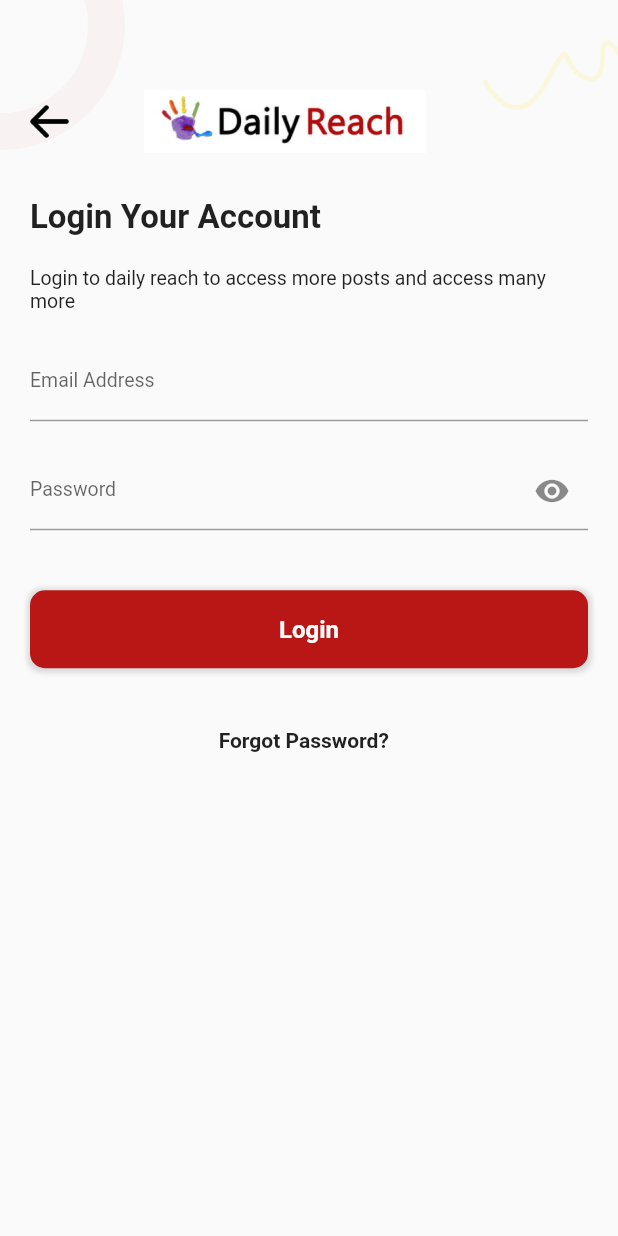
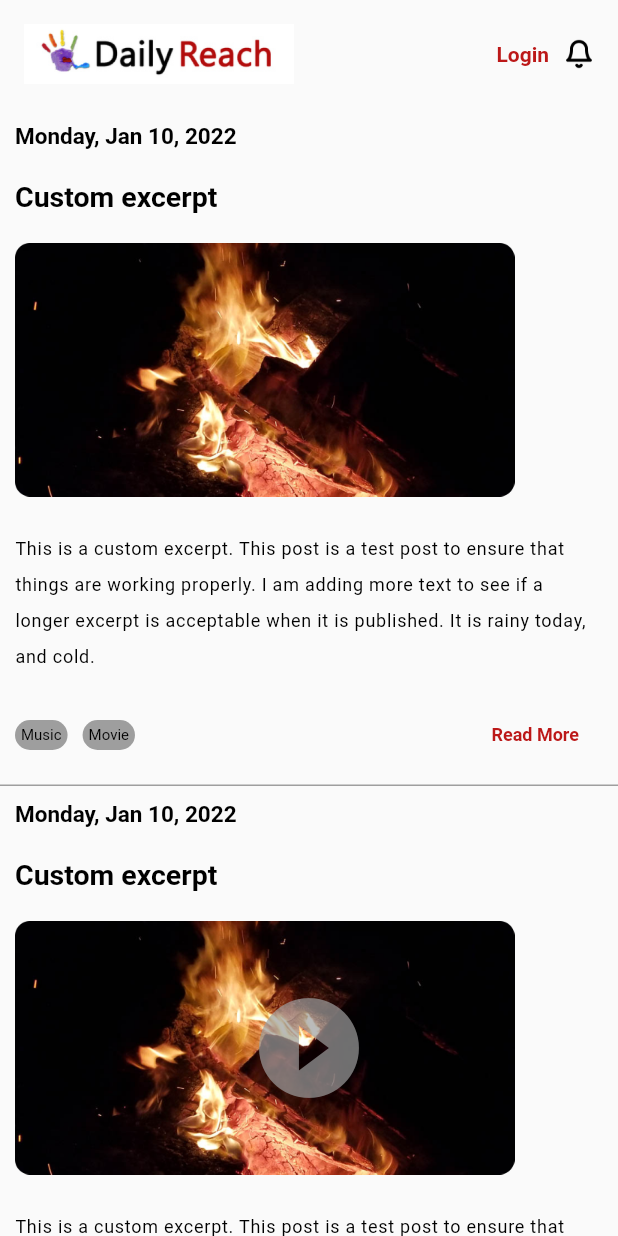
Before and after one commit to abhimanyu-worksdelight/daily_reach, a Flutter app: the screen it shows after launch, on a phone screen of 412 x 824 dp. Run offline on Flutter 3.47's test engine with Material 2 defaults, Android fonts, the phone set to English and light mode, and no system bars; our stand-ins replace flutter_svg; Roboto replaces fonts that are missing (assets/fonts/segui.TTf).

Commit message:
FeedPage

```diff
--- /dev/null
+++ b/lib/Feed.dart
@@ -0,0 +1,214 @@
+import 'package:flutter/cupertino.dart';
+import 'package:flutter/material.dart';
+
+import 'main.dart';
+
+class Feed extends StatefulWidget {
+  @override
+  State<Feed> createState() {
+    return _Feed();
+  }
+}
+
+class _Feed extends State<Feed> {
+  @override
+  Widget build(BuildContext context) {
+    return Scaffold(
+        body: Column(
+      children: [
+        Padding(
+          padding: const EdgeInsets.all(16),
+          child: Row(
+            mainAxisAlignment: MainAxisAlignment.spaceBetween,
+            children: [
+              Image.asset(
+                "assets/images/daily.png",
+                width: 180,
+                height: 40,
+              ),
+              Row(
+                mainAxisSize: MainAxisSize.min,
+                children: [
+                  Text("Login",
+                      style: TextStyle(
+                        fontSize: 14,
+                        color: Color.fromARGB(233, 182, 3, 3),
+                        fontWeight: FontWeight.w600,
+                      )),
+                  SizedBox(
+                    width: 10,
+                  ),
+                  Image.asset(
+                    "assets/images/bell.png",
+                    width: 20,
+                    height: 20,
+                  ),
+                ],
+              ),
+            ],
+          ),
+        ),
+        Expanded(
+          flex: 1,
+          child: ListView.separated(
+            itemCount: 5,
+            itemBuilder: (context, index) {
+              return Column(
+                mainAxisSize: MainAxisSize.min,
+                children: [
+                  Container(
+                      padding: const EdgeInsets.all(10),
+                      width: MediaQuery.of(context).size.width,
+                      child: Text(
+                        "Monday, Jan 10, 2022",
+                        style: TextStyle(
+                            fontWeight: FontWeight.w600,
+                            fontSize: 15,
+                            fontFamily: "assets/fonts/segui.TTf",
+                            color: Colors.black),
+                      )),
+                  Container(
+                      padding: const EdgeInsets.all(10),
+                      width: MediaQuery.of(context).size.width,
+                      child: Text(
+                        "Custom excerpt",
+                        style: TextStyle(
+                            fontWeight: FontWeight.w700,
+                            fontSize: 19,
+                            fontFamily: "assets/fonts/segui.TTf",
+                            color: Colors.black),
+                      )),
+                  Container(
+                    padding: const EdgeInsets.all(10),
+                    width: MediaQuery.of(context).size.width,
+                    child: Stack(
+                      children: [
+                        Image.asset(
+                          "assets/images/feed.png",
+                          height: 169,
+                          fit: BoxFit.fill,
+                        ),
+                        index == 1
+                            ? Positioned(
+                                top: 1,
+                                bottom: 1,
+                                left: 1,
+                                right: 1,
+                                child: Icon(
+                                  Icons.play_circle_fill,
+                                  size: 80,
+                                  color: Colors.grey.withOpacity(0.7),
+                                ))
+                            : Container()
+                      ],
+                    ),
+                  ),
+                  Container(
+                      padding: EdgeInsets.all(10),
+                      width: MediaQuery.of(context).size.width,
+                      child: Text(
+                        "This is a custom excerpt. This post is a test post to ensure that things are working properly."
+                        " I am adding more text to see if a longer excerpt is acceptable when it is published. It is rainy today, and cold.",
+                        style: TextStyle(
+                            fontWeight: FontWeight.w400,
+                            fontSize: 12,
+                            fontFamily: "assets/fonts/segui.TTf",
+                            color: Colors.black,
+                            letterSpacing: 0.5,
+                            height: 2),
+                      )),
+                  Container(
+                      padding: EdgeInsets.all(10),
+                      width: MediaQuery.of(context).size.width,
+                      child: Row(mainAxisAlignment: MainAxisAlignment.spaceBetween,
+                        children: [Row(
+                          children: [
+                          Container(
+                            padding: const EdgeInsets.all(4),
+                            child: Text(
+                              "Music",
+                              textAlign: TextAlign.center,
+                              style: TextStyle(
+                                  fontWeight: FontWeight.w400,
+                                  fontSize: 10,
+                                  fontFamily: "assets/fonts/segui.TTf",
+                                  color: Colors.black),
+                            ),
+                            decoration: BoxDecoration(
+                              shape: BoxShape.rectangle,
+                              color: Colors.grey,
+                              borderRadius: BorderRadius.circular(34.62),
+                              // boxShadow: [
+                              // BoxShadow(
+                              //   color: Colors.black12,
+                              //   spreadRadius: 2.0,
+                              //   blurRadius: 2.0,
+                              //   offset: Offset.fromDirection(
+                              //     1.0,
+                              //   ),
+                              // ),
+                              //  ],
+                            ),
+                          ),
+                          SizedBox(
+                            width: 10,
+                          ),
+                          Container(
+                            padding: const EdgeInsets.all(4),
+                            child: Text(
+                              "Movie",
+                              textAlign: TextAlign.center,
+                              style: TextStyle(
+                                  fontWeight: FontWeight.w400,
+                                  fontSize: 10,
+                                  fontFamily: "assets/fonts/segui.TTf",
+                                  color: Colors.black),
+                            ),
+                            decoration: BoxDecoration(
+                              shape: BoxShape.rectangle,
+                              color: Colors.grey,
+                              borderRadius: BorderRadius.circular(34.62),
+                              // boxShadow: [
+                              // BoxShadow(
+                              //   color: Colors.black12,
+                              //   spreadRadius: 2.0,
+                              //   blurRadius: 2.0,
+                              //   offset: Offset.fromDirection(
+                              //     1.0,
+                              //   ),
+                              // ),
+                              //  ],
+                            ),
+                          ) ,
+
+                          ]),
+              Padding(padding:EdgeInsets.all(16),
+              child:
+              Row( mainAxisAlignment: MainAxisAlignment.end,
+              children: [ Text("Read More",
+              style: TextStyle(
+              fontSize: 12,
+              color: Color.fromARGB(233, 182, 3, 3),
+              fontWeight: FontWeight.w600,
+              )),
+                        ],
+                      ),
+              ),
+                        ],
+                      ),
+                  )
+                ],
+              );
+            },
+            separatorBuilder: (context, index) {
+              return Container(
+                height: 1,
+                color: Colors.grey,
+              );
+            },
+          ),
+        )
+      ],
+    ));
+  }
+}
--- a/lib/main.dart
+++ b/lib/main.dart
@@ -1,3 +1,4 @@
+import 'package:dailyreach/Feed.dart';
 import 'package:dailyreach/LoginScreen.dart';
 import 'package:dailyreach/SplashScreen.dart';
 import 'package:flutter/material.dart';
@@ -14,7 +15,7 @@ class MyApp extends StatelessWidget {
     return MaterialApp(  debugShowCheckedModeBanner: false,
       title: 'Flutter Demo',
       theme: ThemeData(),
-      home: LoginScreen(),
+      home: Feed(),
     );
   }
 }
```
Also changed, not shown: assets/images/Vector1.png (added), assets/images/bell.png (added), assets/images/feed.png (added).
